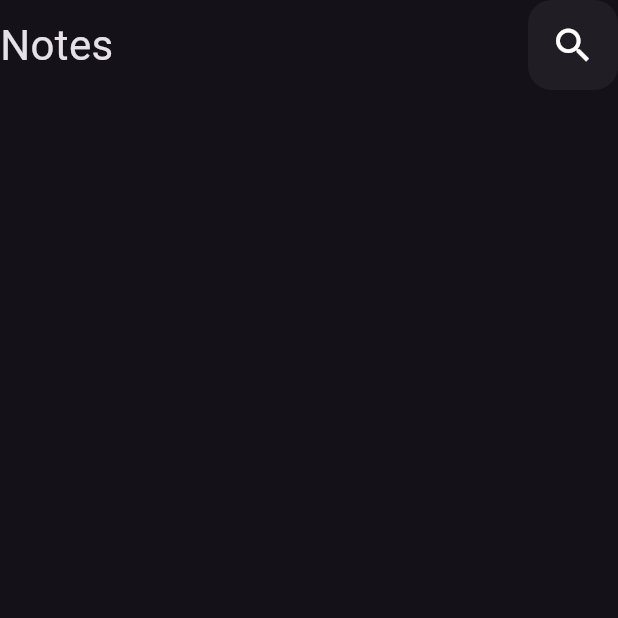
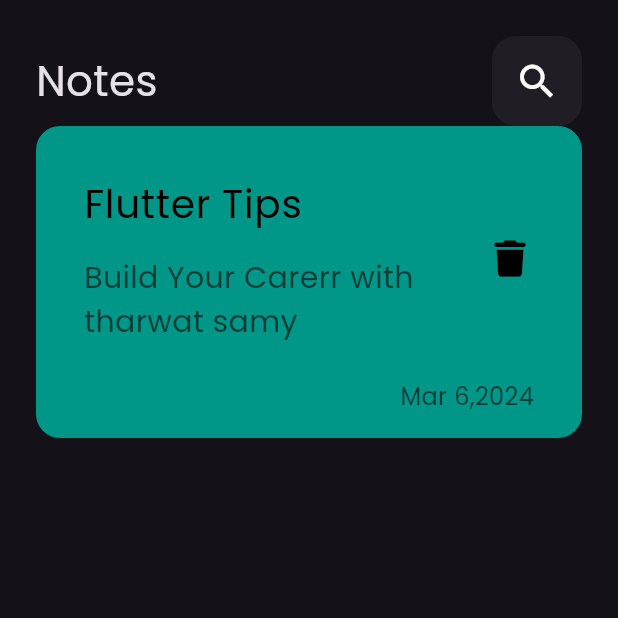
Before and after one commit to ahmedelkazaz39/notes_app2, a Flutter app: the screen it shows after launch, on a phone screen of 412 x 824 dp, the top half of it. Run offline on Flutter 3.47's test engine with Material 3 defaults, Android fonts, the phone set to English and light mode, and no system bars; our stand-ins replace font_awesome_flutter.

Commit message:
create listTile and custom note item

```diff
--- a/lib/main.dart
+++ b/lib/main.dart
@@ -15,6 +15,7 @@ class MyApp extends StatelessWidget {
       debugShowCheckedModeBanner: false ,
       theme: ThemeData(
        brightness:  Brightness.dark,
+       fontFamily: 'Poppins',
       ),
       home:const NotesView()  ,
     );
--- a/lib/views/widgets/notes_view_body.dart
+++ b/lib/views/widgets/notes_view_body.dart
@@ -1,4 +1,5 @@
 import 'package:flutter/material.dart';
+import 'package:font_awesome_flutter/font_awesome_flutter.dart';
 import 'package:todo_app/views/widgets/custom_appbar.dart';
 
 class NotesviewBody extends StatelessWidget {
@@ -8,13 +9,75 @@ class NotesviewBody extends StatelessWidget {
   Widget build(BuildContext context) {
     return const Scaffold(
       body: SafeArea(
-        child: Column(
-          children: [
-             CustomAppBar(
-             ),
-          ],
+        child: Padding(
+          padding: EdgeInsets.only(top: 24, left: 24, right: 24),
+          child: Column(
+            children: [
+              CustomAppBar(),
+              NoteItem(),
+            ],
+          ),
         ),
       ),
     );
   }
 }
+
+class NoteItem extends StatelessWidget {
+  const NoteItem({super.key});
+
+  @override
+  Widget build(BuildContext context) {
+    return Container(
+      padding: const EdgeInsets.only(top: 24, left: 16, bottom: 16),
+      decoration: BoxDecoration(
+        color: Colors.teal,
+        borderRadius: BorderRadius.circular(16),
+      ),
+      child: Column(
+        crossAxisAlignment: CrossAxisAlignment.end,
+        children: [
+
+          ListTile(
+            title: const Padding(
+              padding:   EdgeInsets.only(bottom: 16),
+              child:   Text(
+                'Flutter Tips',
+                style: TextStyle(
+                  fontSize: 26,
+                  color: Colors.black,
+                ),
+              ),
+            ),
+
+            subtitle: Text(
+              'Build Your Carerr with tharwat samy',
+              style:
+                  TextStyle(fontSize: 20, color: Colors.black.withOpacity(.6)),
+            ),
+            trailing: IconButton(
+                onPressed: () {},
+                icon: const Icon(
+                  FontAwesomeIcons.trash,
+                  color: Colors.black,
+                  size: 24,
+                )),
+          ),
+          const SizedBox(
+            height: 16,
+          ),
+          Padding(
+            padding: const EdgeInsets.only(right: 32),
+            child: Text(
+              'Mar 6,2024',
+              style: TextStyle(
+                color: Colors.black.withOpacity(.6),
+                fontSize: 16,
+              ),
+            ),
+          ),
+        ],
+      ),
+    );
+  }
+}
```
Also changed, not shown: pubspec.yaml (+8 -17 lines), assets/fonts/Poppins-Regular.ttf (added), pubspec.lock.
